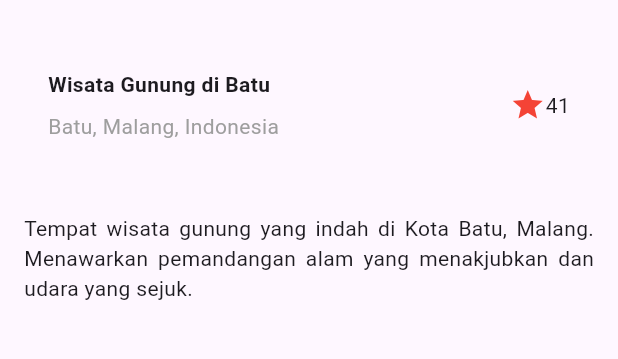
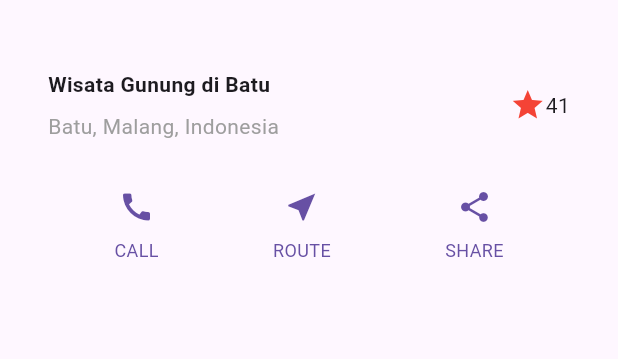
Before and after one commit to igaramadana/PMB_JS05, a Flutter app: the screen it shows after launch, on a phone screen of 412 x 824 dp, the part 63-422 px from its top. Run offline on Flutter 3.47's test engine with Material 3 defaults, Android fonts, the phone set to English and light mode, and no system bars.

Commit message:
Praktikum 2 - Implementasi button row

```diff
--- a/lib/main.dart
+++ b/lib/main.dart
@@ -36,24 +36,45 @@ class MyApp extends StatelessWidget {
     ),
   );
 
+  Column _buildButtonColumn(Color color, IconData icon, String label) {
+    return Column(
+      mainAxisSize: MainAxisSize.min,
+      mainAxisAlignment: MainAxisAlignment.center,
+      children: [
+        Icon(icon, color: color),
+        Container(
+          margin: const EdgeInsets.only(top: 8),
+          child: Text(
+            label,
+            style: TextStyle(
+              fontSize: 12,
+              fontWeight: FontWeight.w400,
+              color: color,
+            ),
+          ),
+        ),
+      ],
+    );
+  }
+
   @override
   Widget build(BuildContext context) {
+    Color color = Theme.of(context).primaryColor;
+
+    Widget ButtonSection = Row(
+      mainAxisAlignment: MainAxisAlignment.spaceEvenly,
+      children: [
+        _buildButtonColumn(color, Icons.call, 'CALL'),
+        _buildButtonColumn(color, Icons.near_me, 'ROUTE'),
+        _buildButtonColumn(color, Icons.share, 'SHARE'),
+      ],
+    );
+
     return MaterialApp(
       title: 'Flutter layout: Iga Ramadana Sahputra - 2341760083',
       home: Scaffold(
         appBar: AppBar(title: const Text('Flutter layout demo')),
-        body: Column(
-          children: [
-            titleSection,
-            const Padding(
-              padding: EdgeInsets.all(16.0),
-              child: Text(
-                'Tempat wisata gunung yang indah di Kota Batu, Malang. Menawarkan pemandangan alam yang menakjubkan dan udara yang sejuk.',
-                textAlign: TextAlign.justify,
-              ),
-            ),
-          ],
-        ),
+        body: Column(children: [titleSection, ButtonSection]),
       ),
     );
   }
```
